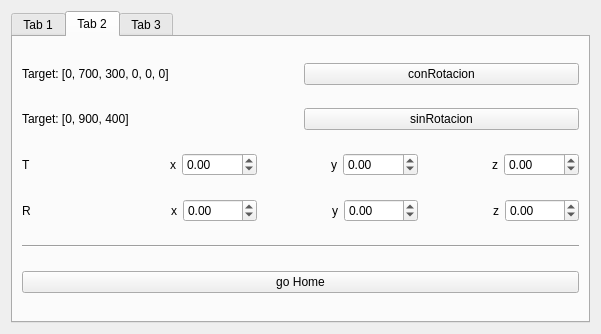
Before: the Qt Designer form components/mueveBrazo/src/mainUI.ui in robocomp/robocomp-ursus-rockin, drawn with Qt 5.
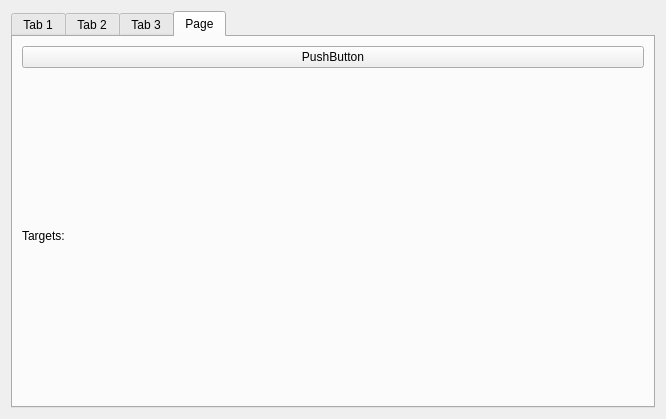
After: the same form once the commit is applied.

Diff of the .ui file:
```diff
--- a/components/mueveBrazo/src/mainUI.ui
+++ b/components/mueveBrazo/src/mainUI.ui
@@ -6,8 +6,8 @@
    <rect>
     <x>0</x>
     <y>0</y>
-    <width>601</width>
-    <height>334</height>
+    <width>666</width>
+    <height>419</height>
    </rect>
   </property>
   <property name="windowTitle">
@@ -17,7 +17,7 @@
    <item>
     <widget class="QTabWidget" name="tabWidget">
      <property name="currentIndex">
-      <number>1</number>
+      <number>3</number>
      </property>
      <widget class="QWidget" name="tab_3">
       <attribute name="title">
@@ -454,6 +454,27 @@
        </item>
       </layout>
      </widget>
+     <widget class="QWidget" name="tab">
+      <attribute name="title">
+       <string>Page</string>
+      </attribute>
+      <layout class="QGridLayout" name="gridLayout">
+       <item row="0" column="0">
+        <widget class="QPushButton" name="entrenamientoButton">
+         <property name="text">
+          <string>PushButton</string>
+         </property>
+        </widget>
+       </item>
+       <item row="1" column="0">
+        <widget class="QLabel" name="label_13">
+         <property name="text">
+          <string>Targets:</string>
+         </property>
+        </widget>
+       </item>
+      </layout>
+     </widget>
     </widget>
    </item>
   </layout>
```
